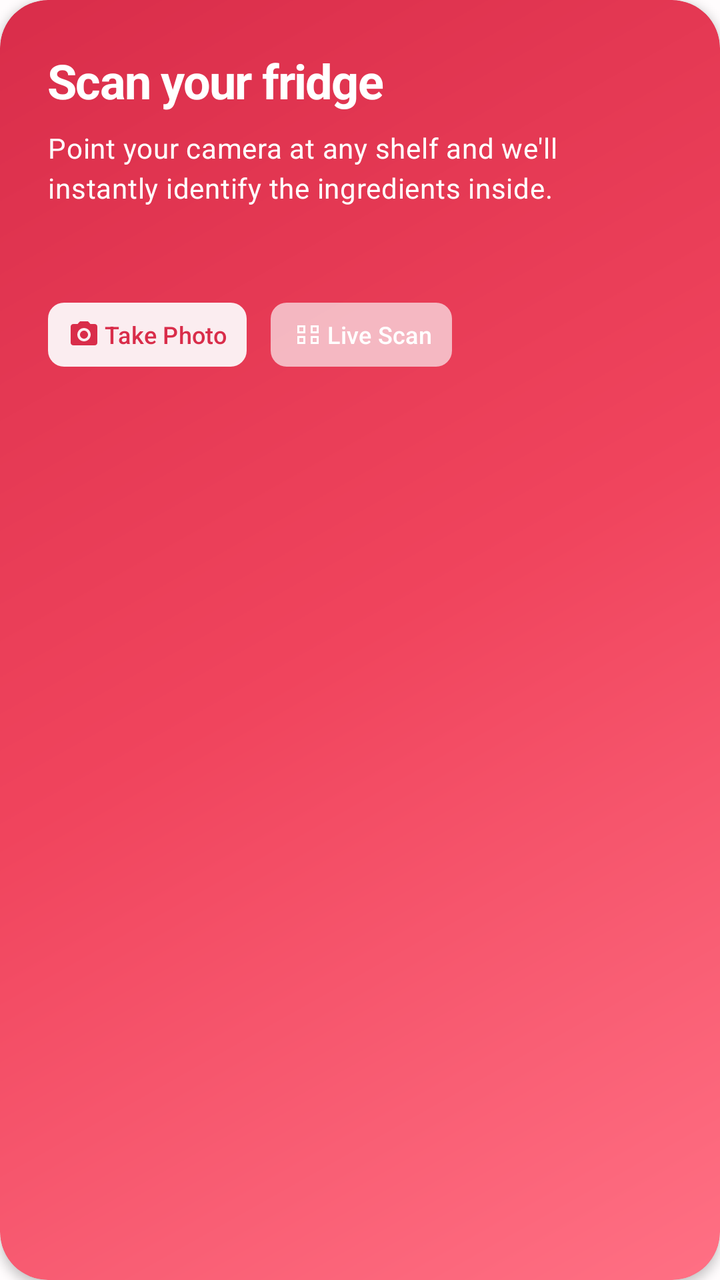
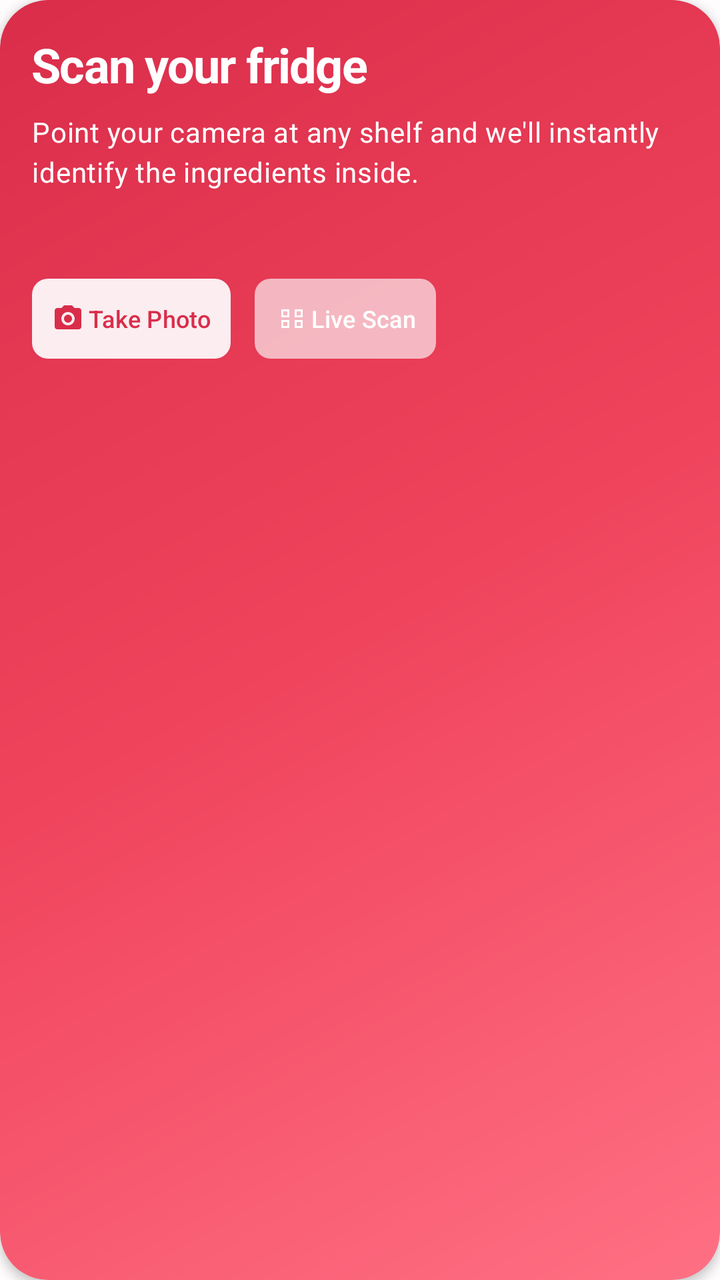

The first picture is an Android layout as it rendered before a commit; the second is the same layout after the commit. The layout source and the unified diff follow.
<!-- AndroidManifest.xml: application theme Theme.Lighture -->
<!-- res/layout/view_home_hero.xml -->
<?xml version="1.0" encoding="utf-8"?>
<FrameLayout xmlns:android="http://schemas.android.com/apk/res/android"
    xmlns:app="http://schemas.android.com/apk/res-auto"
    android:id="@+id/heroCard"
    android:layout_width="match_parent"
    android:layout_height="wrap_content"
    android:background="@drawable/bg_feature_card"
    android:clipToOutline="true"
    android:elevation="@dimen/elevation_card_feature"
    android:foreground="?attr/selectableItemBackground">

    <LinearLayout
        android:id="@+id/heroTextColumn"
        android:layout_width="match_parent"
        android:layout_height="wrap_content"
        android:orientation="vertical"
        android:padding="@dimen/space_6">

        <TextView
            android:id="@+id/heroTitle"
            style="@style/TextAppearance.Lighture.PageTitle"
            android:layout_width="match_parent"
            android:layout_height="wrap_content"
            android:text="@string/home_hero_title"
            android:textColor="@color/feature_card_text"
            android:textSize="@dimen/font_size_2xl" />

        <TextView
            android:id="@+id/heroSubtitle"
            style="@style/TextAppearance.Lighture.BodySmall"
            android:layout_width="match_parent"
            android:layout_height="wrap_content"
            android:layout_marginTop="@dimen/space_2"
            android:text="@string/home_hero_subtitle"
            android:textColor="@color/feature_card_text" />

        <LinearLayout
            android:layout_width="match_parent"
            android:layout_height="wrap_content"
            android:layout_marginTop="@dimen/space_5"
            android:gravity="center_vertical"
            android:orientation="horizontal">

            <LinearLayout
                android:layout_width="wrap_content"
                android:layout_height="wrap_content"
                android:orientation="horizontal">

                <com.google.android.material.button.MaterialButton
                    android:id="@+id/heroTakePhoto"
                    style="@style/Widget.Lighture.Button.HeroPrimary.Small"
                    android:layout_width="wrap_content"
                    android:layout_height="@dimen/hero_button_height"
                    android:ellipsize="none"
                    android:gravity="center"
                    android:maxLines="1"
                    android:text="@string/home_hero_take_photo"
                    app:icon="@drawable/ic_camera" />

                <com.google.android.material.button.MaterialButton
                    android:id="@+id/heroLiveScan"
                    style="@style/Widget.Lighture.Button.HeroSecondary.Small"
                    android:layout_width="wrap_content"
                    android:layout_height="@dimen/hero_button_height"
                    android:layout_marginStart="@dimen/hero_buttons_gap"
                    android:ellipsize="none"
                    android:gravity="center"
                    android:maxLines="1"
                    android:text="@string/home_hero_live_scan"
                    app:icon="@drawable/ic_scan" />
            </LinearLayout>

            <LinearLayout
                android:layout_width="0dp"
                android:layout_height="wrap_content"
                android:layout_weight="1"
                android:layout_marginStart="@dimen/space_4"
                android:gravity="center_vertical|end">

                <ImageView
                    android:id="@+id/heroImage"
                    android:layout_width="@dimen/hero_image_size"
                    android:layout_height="@dimen/hero_image_size"
                    android:contentDescription="@null"
                    android:scaleType="fitCenter"
                    android:src="@android:color/transparent" />
            </LinearLayout>
        </LinearLayout>
    </LinearLayout>

</FrameLayout>
<!-- resources referenced by this layout -->
<resources>
  <dimen name="font_size_2xl">24sp</dimen>
  <dimen name="hero_button_height">40dp</dimen>
  <dimen name="hero_buttons_gap">12dp</dimen>
  <dimen name="hero_image_size">88dp</dimen>
  <dimen name="space_2">8dp</dimen>
  <dimen name="space_4">16dp</dimen>
  <dimen name="space_5">20dp</dimen>
  <dimen name="space_6">24dp</dimen>
  <color name="red_400">#FF7084</color>
  <color name="red_500">#F0445D</color>
  <color name="red_600">#D92D4A</color>
  <dimen name="font_size_sm">14sp</dimen>
  <dimen name="font_size_3xl">30sp</dimen>
  <dimen name="space_2_5">10dp</dimen>
  <dimen name="hero_button_icon">16dp</dimen>
  <dimen name="radius_2xl">24dp</dimen>
  <color name="text_inverse">#FFFFFF</color>
  <dimen name="size_button_md">48dp</dimen>
  <dimen name="radius_sm">8dp</dimen>
  <color name="red_700">#B91C3B</color>
  <color name="red_accent">#FF526B</color>
  <color name="food_dairy">#4D79B8</color>
  <color name="food_dairy_soft">#EFF5FC</color>
  <color name="color_danger">#C62845</color>
  <color name="text_primary">#1A1A1A</color>
  <color name="surface_tertiary">@color/neutral_100</color>
  <color name="text_secondary">#6B7280</color>
  <color name="neutral_0">#FFFFFF</color>
  <color name="background_muted">#FFF7F8</color>
  <color name="surface_secondary">#FFF8F9</color>
  <color name="neutral_200">#EFE8EA</color>
  <color name="border_subtle">#1F3D262D</color>
  <color name="background_app">#FFFCFD</color>
  <style name="Widget.Lighture.Card" parent="Widget.Material3.CardView.Filled">
          <item name="cardBackgroundColor">@color/card_background</item>
          <item name="cardCornerRadius">@dimen/radius_card</item>
          <item name="cardElevation">@dimen/elevation_card</item>
          <item name="strokeWidth">0dp</item>
      </style>
  <style name="Widget.Lighture.BottomNavigationView" parent="Widget.Material3.BottomNavigationView">
          <item name="android:background">@color/bottom_nav_background</item>
          <item name="android:elevation">@dimen/elevation_bottom_nav</item>
          <item name="itemIconTint">@color/bottom_nav_item_selector</item>
          <item name="itemTextColor">@color/bottom_nav_item_selector</item>
          <item name="itemActiveIndicatorStyle">@style/Widget.Lighture.BottomNavigationView.ActiveIndicator</item>
          <item name="labelVisibilityMode">unlabeled</item>
      </style>
  <color name="red_glow">#4DFF526B</color>
  <color name="red_100">#FFE9EC</color>
  <color name="red_50">#FFF5F6</color>
  <color name="neutral_100">#F8F4F5</color>
  <dimen name="font_size_md">16sp</dimen>
  <color name="card_background">@color/surface_primary</color>
  <dimen name="elevation_card">3dp</dimen>
  <dimen name="size_button_sm">40dp</dimen>
  <style name="Widget.Lighture.BottomNavigationView.ActiveIndicator" parent="Widget.Material3.BottomNavigationView.ActiveIndicator">
          <item name="android:color">@android:color/transparent</item>
          <item name="android:width">@dimen/bottom_nav_indicator_width</item>
          <item name="android:height">@dimen/bottom_nav_indicator_height</item>
      </style>
  <dimen name="size_top_bar">64dp</dimen>
  <color name="icon_primary">#282326</color>
  <dimen name="elevation_floating">4dp</dimen>
  <dimen name="radius_lg">16dp</dimen>
  <dimen name="radius_xl">20dp</dimen>
  <dimen name="bottom_nav_indicator_width">84dp</dimen>
  <dimen name="bottom_nav_indicator_height">56dp</dimen>
  <dimen name="radius_pill">1000dp</dimen>
  <dimen name="radius_md">12dp</dimen>
  <color name="text_tertiary">#9CA3AF</color>
  <!-- unchanged entries left out for length: 60 -->
</resources>

<!-- the commit's change to res/layout/view_home_hero.xml (unified diff, before → after) -->
@@ -14,7 +14,7 @@
         android:layout_width="match_parent"
         android:layout_height="wrap_content"
         android:orientation="vertical"
-        android:padding="@dimen/space_6">
+        android:padding="@dimen/card_padding">
 
         <TextView
             android:id="@+id/heroTitle"
<!-- resource entries referenced after the edit -->
@@ -1,13 +1,13 @@
 <!-- resources referenced by this layout -->
 <resources>
+  <dimen name="card_padding">@dimen/space_4</dimen>
   <dimen name="font_size_2xl">24sp</dimen>
-  <dimen name="hero_button_height">40dp</dimen>
+  <dimen name="hero_button_height">48dp</dimen>
   <dimen name="hero_buttons_gap">12dp</dimen>
   <dimen name="hero_image_size">88dp</dimen>
   <dimen name="space_2">8dp</dimen>
   <dimen name="space_4">16dp</dimen>
   <dimen name="space_5">20dp</dimen>
-  <dimen name="space_6">24dp</dimen>
   <color name="red_400">#FF7084</color>
   <color name="red_500">#F0445D</color>
   <color name="red_600">#D92D4A</color>
@@ -25,16 +25,16 @@
   <color name="food_dairy_soft">#EFF5FC</color>
   <color name="color_danger">#C62845</color>
   <color name="text_primary">#1A1A1A</color>
-  <color name="surface_tertiary">@color/neutral_100</color>
+  <color name="surface_tertiary">#F8F4F5</color>
   <color name="text_secondary">#6B7280</color>
   <color name="neutral_0">#FFFFFF</color>
-  <color name="background_muted">#FFF7F8</color>
-  <color name="surface_secondary">#FFF8F9</color>
+  <color name="background_muted">#F3EFF0</color>
+  <color name="surface_secondary">#FDFBFC</color>
   <color name="neutral_200">#EFE8EA</color>
   <color name="border_subtle">#1F3D262D</color>
   <color name="background_app">#FFFCFD</color>
-  <style name="Widget.Lighture.Card" parent="Widget.Material3.CardView.Filled">
-          <item name="cardBackgroundColor">@color/card_background</item>
+  <style name="Widget.Lighture.Card" parent="Widget.Material3.CardView.Elevated">
+          <item name="cardBackgroundColor">@color/neutral_0</item>
           <item name="cardCornerRadius">@dimen/radius_card</item>
           <item name="cardElevation">@dimen/elevation_card</item>
           <item name="strokeWidth">0dp</item>
@@ -45,28 +45,34 @@
           <item name="itemIconTint">@color/bottom_nav_item_selector</item>
           <item name="itemTextColor">@color/bottom_nav_item_selector</item>
           <item name="itemActiveIndicatorStyle">@style/Widget.Lighture.BottomNavigationView.ActiveIndicator</item>
-          <item name="labelVisibilityMode">unlabeled</item>
+          <item name="labelVisibilityMode">labeled</item>
+          <item name="itemTextAppearanceInactive">@style/TextAppearance.Lighture.BottomNavLabel</item>
+          <item name="itemTextAppearanceActive">@style/TextAppearance.Lighture.BottomNavLabel</item>
       </style>
   <color name="red_glow">#4DFF526B</color>
   <color name="red_100">#FFE9EC</color>
   <color name="red_50">#FFF5F6</color>
-  <color name="neutral_100">#F8F4F5</color>
   <dimen name="font_size_md">16sp</dimen>
-  <color name="card_background">@color/surface_primary</color>
-  <dimen name="elevation_card">3dp</dimen>
-  <dimen name="size_button_sm">40dp</dimen>
+  <dimen name="elevation_card">4dp</dimen>
+  <dimen name="size_button_sm">44dp</dimen>
   <style name="Widget.Lighture.BottomNavigationView.ActiveIndicator" parent="Widget.Material3.BottomNavigationView.ActiveIndicator">
-          <item name="android:color">@android:color/transparent</item>
+          <item name="android:color">@color/bottom_nav_indicator</item>
           <item name="android:width">@dimen/bottom_nav_indicator_width</item>
           <item name="android:height">@dimen/bottom_nav_indicator_height</item>
+      </style>
+  <style name="TextAppearance.Lighture.BottomNavLabel" parent="TextAppearance.Material3.LabelMedium">
+          <item name="android:textSize">@dimen/font_size_sm</item>
+          <item name="android:fontFamily">@font/inter_semibold</item>
+          <item name="android:letterSpacing">0.02</item>
       </style>
   <dimen name="size_top_bar">64dp</dimen>
   <color name="icon_primary">#282326</color>
   <dimen name="elevation_floating">4dp</dimen>
   <dimen name="radius_lg">16dp</dimen>
   <dimen name="radius_xl">20dp</dimen>
-  <dimen name="bottom_nav_indicator_width">84dp</dimen>
-  <dimen name="bottom_nav_indicator_height">56dp</dimen>
+  <color name="bottom_nav_indicator">@color/red_100</color>
+  <dimen name="bottom_nav_indicator_width">64dp</dimen>
+  <dimen name="bottom_nav_indicator_height">36dp</dimen>
   <dimen name="radius_pill">1000dp</dimen>
   <dimen name="radius_md">12dp</dimen>
   <color name="text_tertiary">#9CA3AF</color>
